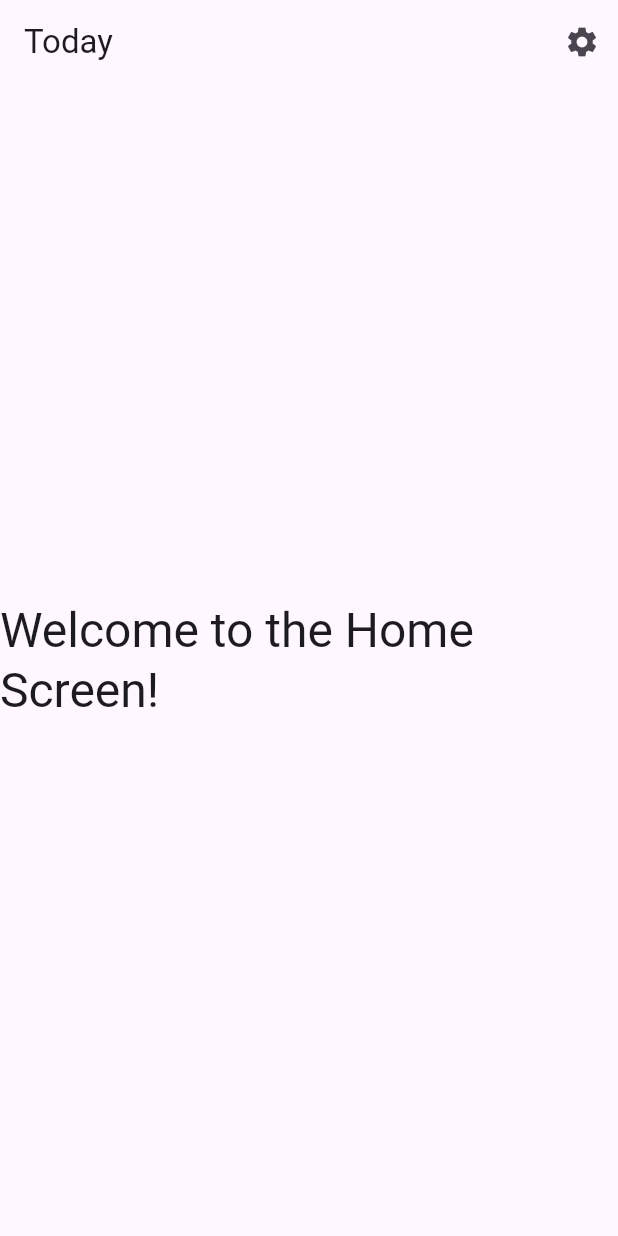
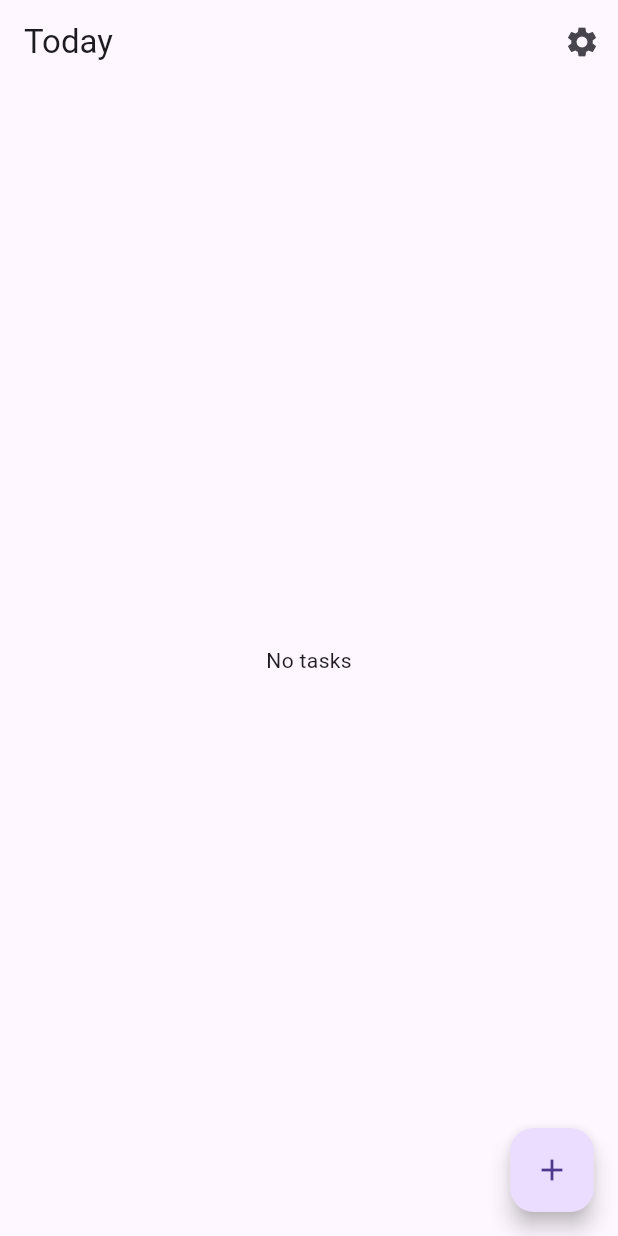
Before and after one commit to CrashTestDumm69/puptask, a Flutter app: the screen it shows after launch, on a phone screen of 412 x 824 dp. Run offline on Flutter 3.47's test engine with Material 3 defaults, Android fonts, the phone set to English and light mode, and no system bars; our stand-ins replace flutter_bloc, get_it, go_router, hive_ce; accounts and stored records are empty; statements that could not run were skipped.

Commit message:
Added home screen bloc implementation

```diff
--- a/lib/routing/router.dart
+++ b/lib/routing/router.dart
@@ -4,6 +4,7 @@ import 'package:go_router/go_router.dart';
 
 import 'package:puptask/ui/features/home/widgets/home_screen.dart';
 import 'package:puptask/ui/features/settings/widgets/settings_screen.dart';
+import 'package:puptask/utils/injection_container.dart';
 
 part 'routes.dart';
 
@@ -12,7 +13,7 @@ final GoRouter router = GoRouter(
     GoRoute(
       path: Routes.home,
       builder: (BuildContext context, GoRouterState state) {
-        return const HomeScreen();
+        return HomeScreen(viewModel: sl());
       },
     ),
     GoRoute(
--- /dev/null
+++ b/lib/ui/features/home/view_model/home_event.dart
@@ -0,0 +1,18 @@
+part of 'home_view_model.dart';
+
+abstract class HomeEvent {}
+
+class AddTaskEvent extends HomeEvent {
+  final String taskName;
+  final String taskDescription;
+
+  AddTaskEvent(this.taskName, this.taskDescription);
+}
+
+class LoadTasksEvent extends HomeEvent {}
+
+class DeleteTaskEvent extends HomeEvent {
+  final String taskId;
+
+  DeleteTaskEvent(this.taskId);
+}
--- /dev/null
+++ b/lib/ui/features/home/view_model/home_state.dart
@@ -0,0 +1,17 @@
+part of 'home_view_model.dart';
+
+abstract class HomeState {}
+
+class HomeInitialState extends HomeState {}
+
+class TasksLoadedState extends HomeState {
+  final List<TaskDisplay> tasks;
+
+  TasksLoadedState(this.tasks);
+}
+
+class HomeErrorState extends HomeState {
+  final String message;
+
+  HomeErrorState(this.message);
+}
--- /dev/null
+++ b/lib/ui/features/home/view_model/home_view_model.dart
@@ -0,0 +1,68 @@
+import 'package:flutter_bloc/flutter_bloc.dart';
+import 'package:puptask/data/repositories/task_repository.dart';
+import 'package:puptask/domain/models/task.dart';
+
+part 'home_event.dart';
+part 'home_state.dart';
+
+class TaskDisplay {
+  String id;
+  String name;
+  String description;
+
+  TaskDisplay({
+    required this.id,
+    required this.name,
+    required this.description,
+  });
+
+  factory TaskDisplay.fromTask(Task task) {
+    return TaskDisplay(
+      id: task.id,
+      name: task.name,
+      description: task.description,
+    );
+  }
+}
+
+class HomeViewModel extends Bloc<HomeEvent, HomeState> {
+  final TaskRepository _taskRepository;
+
+  HomeViewModel({
+    required TaskRepository taskRepository,
+  }) : _taskRepository = taskRepository,
+       super(HomeInitialState()) {
+    on<AddTaskEvent>((event, emit) {
+      try {
+        _taskRepository.addTask(
+          name: event.taskName,
+          description: event.taskDescription,
+        );
+      } catch (e) {
+        emit(HomeErrorState("Failed to add task: ${e.toString()}"));
+        return;
+      }
+
+      final tasks = _getTasks();
+
+      emit(TasksLoadedState(tasks));
+    });
+
+    on<LoadTasksEvent>((event, emit) {
+      final tasks = _getTasks();
+      emit(TasksLoadedState(tasks));
+    });
+
+    on<DeleteTaskEvent>((event, emit) {
+      _taskRepository.deleteTask(event.taskId);
+
+      final tasks = _getTasks();
+      emit(TasksLoadedState(tasks));
+    });
+  }
+
+  List<TaskDisplay> _getTasks() {
+    final tasks = _taskRepository.getTasks();
+    return tasks.map((task) => TaskDisplay.fromTask(task)).toList();
+  }
+}
--- a/lib/ui/features/home/widgets/home_screen.dart
+++ b/lib/ui/features/home/widgets/home_screen.dart
@@ -1,14 +1,50 @@
 import 'package:flutter/material.dart';
+import 'package:flutter_bloc/flutter_bloc.dart';
 
 import 'package:go_router/go_router.dart';
 
 import 'package:puptask/routing/router.dart';
+import 'package:puptask/ui/features/home/view_model/home_view_model.dart';
 
-class HomeScreen extends StatelessWidget {
-  const HomeScreen({super.key});
+class HomeScreen extends StatefulWidget {
+  final HomeViewModel viewModel;
+  const HomeScreen({super.key, required this.viewModel});
+
+  @override
+  State<HomeScreen> createState() => _HomeScreenState();
+}
+
+class _HomeScreenState extends State<HomeScreen> {
+  List<TaskDisplay> _tasks = [];
+
+  @override
+  void initState() {
+    super.initState();
+    WidgetsBinding.instance.addPostFrameCallback((_) {
+      widget.viewModel.add(LoadTasksEvent());
+    });
+  }
 
   @override
   Widget build(BuildContext context) {
+    return BlocConsumer<HomeViewModel, HomeState>(
+      bloc: widget.viewModel,
+      listener: (context, state) {
+        if (state is HomeErrorState) {
+          ScaffoldMessenger.of(context).showSnackBar(
+            SnackBar(content: Text(state.message)),
+          );
+          return;
+        }
+
+        if (state is TasksLoadedState) {
+          setState(() {
+            _tasks = state.tasks;
+          });
+          return;
+        }
+      },
+      builder: (context, state) {
         return Scaffold(
           appBar: AppBar(
             title: const Text('Today'),
@@ -21,12 +57,40 @@ class HomeScreen extends StatelessWidget {
               ),
             ],
           ),
-      body: Center(
-        child: Text(
-          'Welcome to the Home Screen!',
-          style: Theme.of(context).textTheme.headlineLarge,
+          body: Stack(
+            children: [
+              state is HomeInitialState
+              ? const Center(child: CircularProgressIndicator())
+              : _tasks.isEmpty
+                ? const Center(child: Text("No tasks"))
+                : ListView.builder(
+                  itemCount: _tasks.length,
+                  itemBuilder: (context, index) {
+                    final task = _tasks[index];
+                    return ListTile(
+                      title: Text(task.name),
+                      subtitle: Text(task.description),
+                      trailing: IconButton(
+                        icon: const Icon(Icons.delete),
+                        onPressed: () {
+                          widget.viewModel.add(DeleteTaskEvent(task.id));
+                        },
                       ),
+                    );
+                  },
                 ),
+              Positioned(
+                bottom: 16,
+                right: 16,
+                child: FloatingActionButton(
+                  onPressed: () => widget.viewModel.add(AddTaskEvent("New task", "Task description")),
+                  child: const Icon(Icons.add),
+                )
+              )
+            ],
+          )
+        );
+      }
     );
   }
 }
```
Also changed, not shown: lib/data/repositories/task_repository.dart (added, +49 -0 lines), lib/data/services/task_storage_service.dart (+0 -8 lines), lib/main.dart (+14 -1 lines), lib/utils/injection_container.dart (+9 -1 lines), lib/data/services/settings_storage_service.dart (added). Lines whose indentation alone changed are shown as unchanged.
